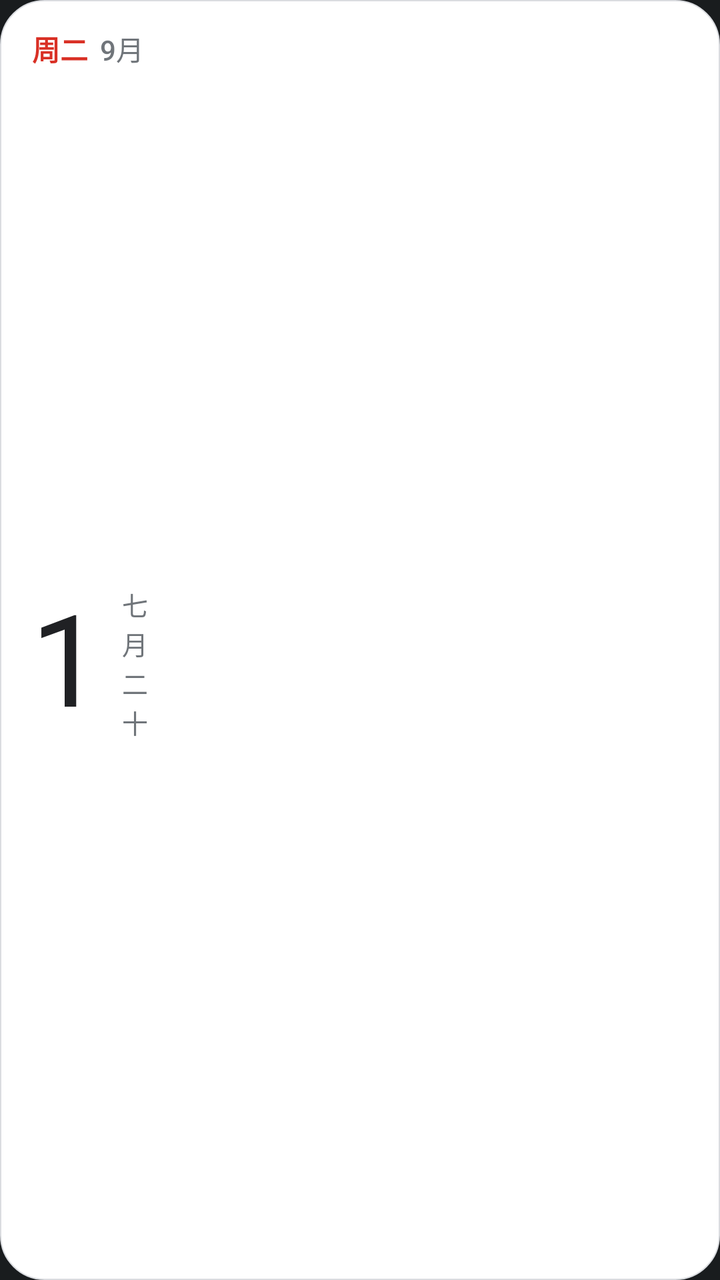
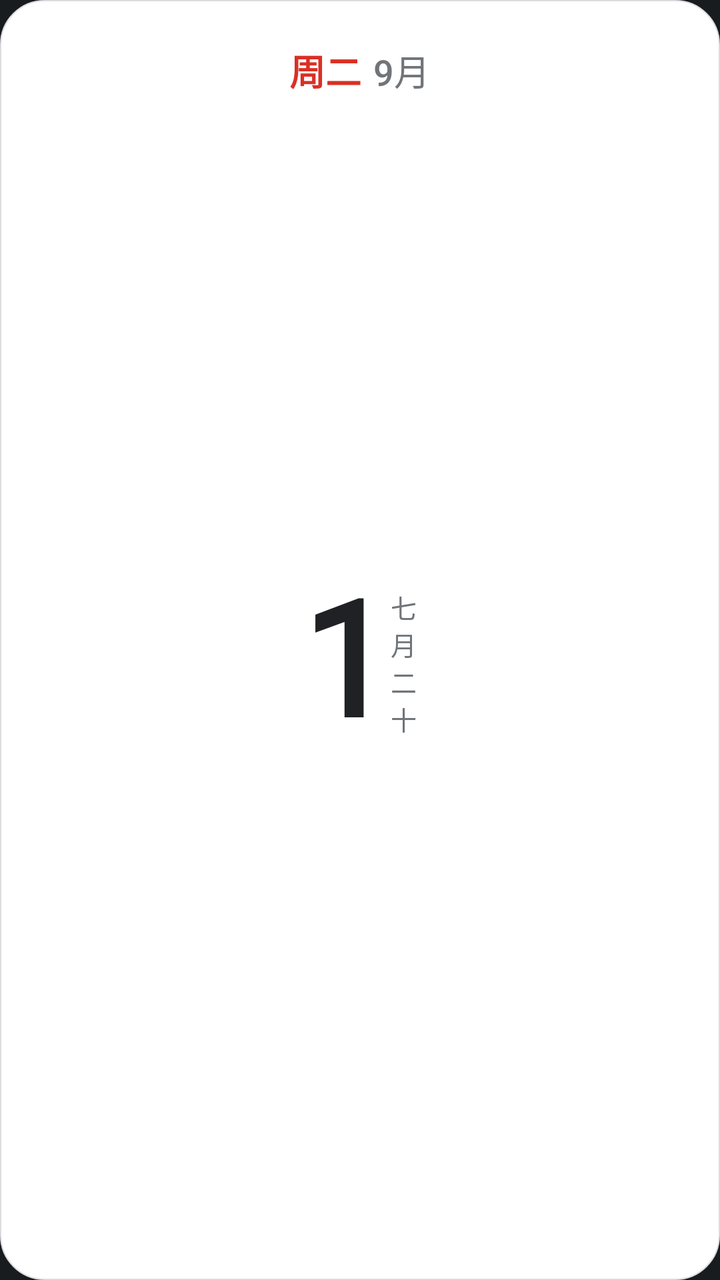

The first picture is an Android layout as it rendered before a commit; the second is the same layout after the commit. The layout source and the unified diff follow.
<!-- AndroidManifest.xml: application theme Theme.MyApplication -->
<!-- res/layout/widget_today.xml -->
<?xml version="1.0" encoding="utf-8"?>
<LinearLayout xmlns:android="http://schemas.android.com/apk/res/android"
    android:id="@+id/widget_root"
    android:layout_width="match_parent"
    android:layout_height="match_parent"
    android:orientation="vertical"
    android:background="@drawable/bg_widget_card"
    android:gravity="top|start"
    android:paddingStart="16dp"
    android:paddingEnd="16dp"
    android:paddingTop="14dp"
    android:paddingBottom="12dp">

    
    <LinearLayout
        android:id="@+id/widget_layout_cn"
        android:layout_width="match_parent"
        android:layout_height="match_parent"
        android:orientation="vertical"
        android:gravity="top|start"
        android:visibility="visible">

        
        <LinearLayout
            android:layout_width="wrap_content"
            android:layout_height="wrap_content"
            android:orientation="horizontal"
            android:gravity="center_vertical">

            <TextView
                android:id="@+id/widget_text_weekday"
                android:layout_width="wrap_content"
                android:layout_height="wrap_content"
                android:text="@string/widget_preview_today_weekday"
                android:textColor="@color/widget_text_red"
                android:textSize="14sp"
                android:fontFamily="sans-serif-medium"
                android:textStyle="bold"
                android:includeFontPadding="false"
                android:maxLines="1"
                android:ellipsize="end" />

            <TextView
                android:id="@+id/widget_text_month"
                android:layout_width="wrap_content"
                android:layout_height="wrap_content"
                android:text="@string/widget_preview_today_month"
                android:textColor="@color/widget_text_secondary"
                android:textSize="14sp"
                android:fontFamily="sans-serif-medium"
                android:includeFontPadding="false"
                android:maxLines="1"
                android:ellipsize="end"
                android:layout_marginStart="6dp" />
        </LinearLayout>

        
        <LinearLayout
            android:layout_width="match_parent"
            android:layout_height="0dp"
            android:layout_weight="1"
            android:orientation="horizontal"
            android:gravity="center_vertical|start"
            android:layout_marginTop="1dp">

            <FrameLayout
                android:layout_width="wrap_content"
                android:layout_height="wrap_content">
                <TextView
                    android:id="@+id/widget_text_day_number"
                    android:layout_width="wrap_content"
                    android:layout_height="wrap_content"
                    android:text="@string/widget_preview_today_day"
                    android:textColor="@color/widget_text_primary"
                    android:textSize="64sp"
                    android:fontFamily="@font/plus_jakarta_sans"
                    android:letterSpacing="-0.02"
                    android:includeFontPadding="false" />
                <TextView
                    android:id="@+id/widget_text_day_number_red"
                    android:layout_width="wrap_content"
                    android:layout_height="wrap_content"
                    android:text="@string/widget_preview_today_day"
                    android:textColor="@color/widget_text_red"
                    android:textSize="64sp"
                    android:fontFamily="@font/plus_jakarta_sans"
                    android:letterSpacing="-0.02"
                    android:includeFontPadding="false"
                    android:visibility="gone" />
            </FrameLayout>

            <TextView
                android:id="@+id/widget_text_lunar_vertical"
                android:layout_width="wrap_content"
                android:layout_height="wrap_content"
                android:text="@string/widget_preview_today_lunar"
                android:textColor="@color/widget_text_secondary"
                android:textSize="13sp"
                android:fontFamily="sans-serif-medium"
                android:includeFontPadding="false"
                android:lineSpacingExtra="1dp"
                android:layout_marginStart="10dp" />
        </LinearLayout>
    </LinearLayout>

    
    <LinearLayout
        android:id="@+id/widget_layout_en"
        android:layout_width="match_parent"
        android:layout_height="match_parent"
        android:orientation="vertical"
        android:gravity="top|start"
        android:visibility="gone">

        
        <TextView
            android:id="@+id/widget_en_text_weekday"
            android:layout_width="wrap_content"
            android:layout_height="wrap_content"
            android:text="@string/widget_preview_today_weekday"
            android:textColor="@color/widget_text_red"
            android:textSize="13sp"
            android:fontFamily="sans-serif-medium"
            android:textStyle="bold"
            android:textAllCaps="true"
            android:letterSpacing="0.08"
            android:maxLines="1"
            android:includeFontPadding="false" />

        <TextView
            android:id="@+id/widget_en_text_month"
            android:layout_width="wrap_content"
            android:layout_height="wrap_content"
            android:text="@string/widget_preview_today_month"
            android:textColor="@color/widget_text_secondary"
            android:textSize="13.5sp"
            android:fontFamily="sans-serif-medium"
            android:maxLines="1"
            android:includeFontPadding="false"
            android:layout_marginTop="2dp" />

        <FrameLayout
            android:layout_width="wrap_content"
            android:layout_height="0dp"
            android:layout_weight="1"
            android:layout_marginTop="1dp">
            <TextView
                android:id="@+id/widget_en_text_day_number"
                android:layout_width="wrap_content"
                android:layout_height="wrap_content"
                android:text="@string/widget_preview_today_day"
                android:textColor="@color/widget_text_primary"
                android:textSize="64sp"
                android:fontFamily="@font/plus_jakarta_sans"
                android:letterSpacing="-0.02"
                android:includeFontPadding="false" />
            <TextView
                android:id="@+id/widget_en_text_day_number_red"
                android:layout_width="wrap_content"
                android:layout_height="wrap_content"
                android:text="@string/widget_preview_today_day"
                android:textColor="@color/widget_text_red"
                android:textSize="64sp"
                android:fontFamily="@font/plus_jakarta_sans"
                android:letterSpacing="-0.02"
                android:includeFontPadding="false"
                android:visibility="gone" />
        </FrameLayout>
    </LinearLayout>
</LinearLayout>
<!-- resources referenced by this layout -->
<resources>
  <color name="widget_text_primary">#202124</color>
  <color name="widget_text_red">#D93025</color>
  <color name="widget_text_secondary">#70757A</color>
  <!-- drawable bg_widget_card (drawable) -->
  <?xml version="1.0" encoding="utf-8"?>
  <shape xmlns:android="http://schemas.android.com/apk/res/android"
      android:shape="rectangle">
      <corners android:radius="22dp" />
      <solid android:color="@color/widget_bg" />
      <stroke android:width="0.75dp" android:color="@color/widget_border" />
  </shape>
  <string name="widget_preview_today_day">1</string>
  <string name="widget_preview_today_lunar">七\n月\n二\n十</string>
  <string name="widget_preview_today_month">9月</string>
  <string name="widget_preview_today_weekday">周二</string>
  <style name="Theme.MyApplication" parent="android:Theme.DeviceDefault.NoActionBar" />
  <color name="widget_bg">#FFFFFF</color>
  <color name="widget_border">#DADCE0</color>
</resources>

<!-- the commit's change to res/layout/widget_today.xml (unified diff, before → after) -->
@@ -5,11 +5,10 @@
     android:layout_height="match_parent"
     android:orientation="vertical"
     android:background="@drawable/bg_widget_card"
-    android:gravity="top|start"
-    android:paddingStart="16dp"
-    android:paddingEnd="16dp"
-    android:paddingTop="14dp"
-    android:paddingBottom="12dp">
+    android:paddingStart="12dp"
+    android:paddingEnd="12dp"
+    android:paddingTop="22dp"
+    android:paddingBottom="10dp">
 
     
     <LinearLayout
@@ -17,15 +16,14 @@
         android:layout_width="match_parent"
         android:layout_height="match_parent"
         android:orientation="vertical"
-        android:gravity="top|start"
         android:visibility="visible">
 
         
         <LinearLayout
-            android:layout_width="wrap_content"
+            android:layout_width="match_parent"
             android:layout_height="wrap_content"
             android:orientation="horizontal"
-            android:gravity="center_vertical">
+            android:gravity="center_horizontal">
 
             <TextView
                 android:id="@+id/widget_text_weekday"
@@ -33,7 +31,7 @@
                 android:layout_height="wrap_content"
                 android:text="@string/widget_preview_today_weekday"
                 android:textColor="@color/widget_text_red"
-                android:textSize="14sp"
+                android:textSize="18sp"
                 android:fontFamily="sans-serif-medium"
                 android:textStyle="bold"
                 android:includeFontPadding="false"
@@ -44,14 +42,14 @@
                 android:id="@+id/widget_text_month"
                 android:layout_width="wrap_content"
                 android:layout_height="wrap_content"
+                android:layout_marginStart="6dp"
                 android:text="@string/widget_preview_today_month"
                 android:textColor="@color/widget_text_secondary"
-                android:textSize="14sp"
+                android:textSize="18sp"
                 android:fontFamily="sans-serif-medium"
                 android:includeFontPadding="false"
                 android:maxLines="1"
-                android:ellipsize="end"
-                android:layout_marginStart="6dp" />
+                android:ellipsize="end" />
         </LinearLayout>
 
         
@@ -59,9 +57,9 @@
             android:layout_width="match_parent"
             android:layout_height="0dp"
             android:layout_weight="1"
+            android:layout_marginTop="-8dp"
             android:orientation="horizontal"
-            android:gravity="center_vertical|start"
-            android:layout_marginTop="1dp">
+            android:gravity="center">
 
             <FrameLayout
                 android:layout_width="wrap_content"
@@ -72,8 +70,9 @@
                     android:layout_height="wrap_content"
                     android:text="@string/widget_preview_today_day"
                     android:textColor="@color/widget_text_primary"
-                    android:textSize="64sp"
+                    android:textSize="80sp"
                     android:fontFamily="@font/plus_jakarta_sans"
+                    android:textStyle="bold"
                     android:letterSpacing="-0.02"
                     android:includeFontPadding="false" />
                 <TextView
@@ -82,8 +81,9 @@
                     android:layout_height="wrap_content"
                     android:text="@string/widget_preview_today_day"
                     android:textColor="@color/widget_text_red"
-                    android:textSize="64sp"
+                    android:textSize="80sp"
                     android:fontFamily="@font/plus_jakarta_sans"
+                    android:textStyle="bold"
                     android:letterSpacing="-0.02"
                     android:includeFontPadding="false"
                     android:visibility="gone" />
@@ -98,70 +98,82 @@
                 android:textSize="13sp"
                 android:fontFamily="sans-serif-medium"
                 android:includeFontPadding="false"
-                android:lineSpacingExtra="1dp"
-                android:layout_marginStart="10dp" />
+                android:lineSpacingExtra="0dp"
+                android:gravity="center_horizontal"
+                android:layout_marginEnd="0dp" />
         </LinearLayout>
     </LinearLayout>
 
-    
+        
     <LinearLayout
         android:id="@+id/widget_layout_en"
         android:layout_width="match_parent"
         android:layout_height="match_parent"
         android:orientation="vertical"
-        android:gravity="top|start"
         android:visibility="gone">
 
         
-        <TextView
-            android:id="@+id/widget_en_text_weekday"
-            android:layout_width="wrap_content"
+        <LinearLayout
+            android:layout_width="match_parent"
             android:layout_height="wrap_content"
-            android:text="@string/widget_preview_today_weekday"
-            android:textColor="@color/widget_text_red"
-            android:textSize="13sp"
-            android:fontFamily="sans-serif-medium"
-            android:textStyle="bold"
-            android:textAllCaps="true"
-            android:letterSpacing="0.08"
-            android:maxLines="1"
-            android:includeFontPadding="false" />
+            android:orientation="horizontal"
+            android:gravity="center_horizontal">
 
-        <TextView
-            android:id="@+id/widget_en_text_month"
-            android:layout_width="wrap_content"
-            android:layout_height="wrap_content"
-            android:text="@string/widget_preview_today_month"
-            android:textColor="@color/widget_text_secondary"
-            android:textSize="13.5sp"
-            android:fontFamily="sans-serif-medium"
-            android:maxLines="1"
-            android:includeFontPadding="false"
-            android:layout_marginTop="2dp" />
+            <TextView
+                android:id="@+id/widget_en_text_weekday"
+                android:layout_width="wrap_content"
+                android:layout_height="wrap_content"
+                android:text="@string/widget_preview_today_weekday"
+                android:textColor="@color/widget_text_red"
+                android:textSize="26sp"
+                android:fontFamily="sans-serif-medium"
+                android:textStyle="bold"
+                android:includeFontPadding="false"
+                android:maxLines="1"
+                android:ellipsize="end" />
 
+            <TextView
+                android:id="@+id/widget_en_text_month"
+                android:layout_width="wrap_content"
+                android:layout_height="wrap_content"
+                android:layout_marginStart="7dp"
+                android:text="@string/widget_preview_today_month"
+                android:textColor="@color/widget_text_secondary"
+                android:textSize="26sp"
+                android:fontFamily="sans-serif-medium"
+                android:includeFontPadding="false"
+                android:maxLines="1"
+                android:ellipsize="end" />
+        </LinearLayout>
+
+        
         <FrameLayout
-            android:layout_width="wrap_content"
+            android:layout_width="match_parent"
             android:layout_height="0dp"
             android:layout_weight="1"
-            android:layout_marginTop="1dp">
+            android:layout_marginTop="-12dp">
             <TextView
                 android:id="@+id/widget_en_text_day_number"
                 android:layout_width="wrap_content"
                 android:layout_height="wrap_content"
+                android:layout_gravity="center"
                 android:text="@string/widget_preview_today_day"
                 android:textColor="@color/widget_text_primary"
-                android:textSize="64sp"
+                android:textSize="96sp"
                 android:fontFamily="@font/plus_jakarta_sans"
+                android:textStyle="bold"
                 android:letterSpacing="-0.02"
                 android:includeFontPadding="false" />
             <TextView
                 android:id="@+id/widget_en_text_day_number_red"
                 android:layout_width="wrap_content"
                 android:layout_height="wrap_content"
+                android:layout_gravity="center"
                 android:text="@string/widget_preview_today_day"
                 android:textColor="@color/widget_text_red"
-                android:textSize="64sp"
+                android:textSize="96sp"
                 android:fontFamily="@font/plus_jakarta_sans"
+                android:textStyle="bold"
                 android:letterSpacing="-0.02"
                 android:includeFontPadding="false"
                 android:visibility="gone" />
